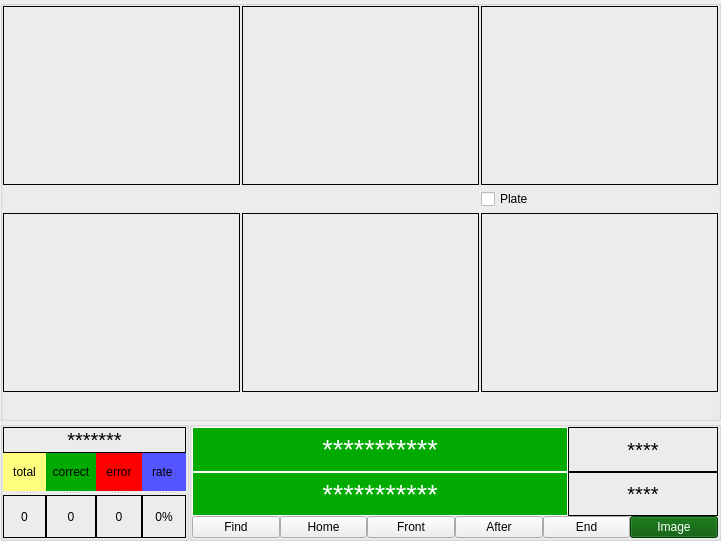
The window that MainUI/databasewidget.ui (519984307/Container_20191221) describes before a commit, drawn with Qt 5.
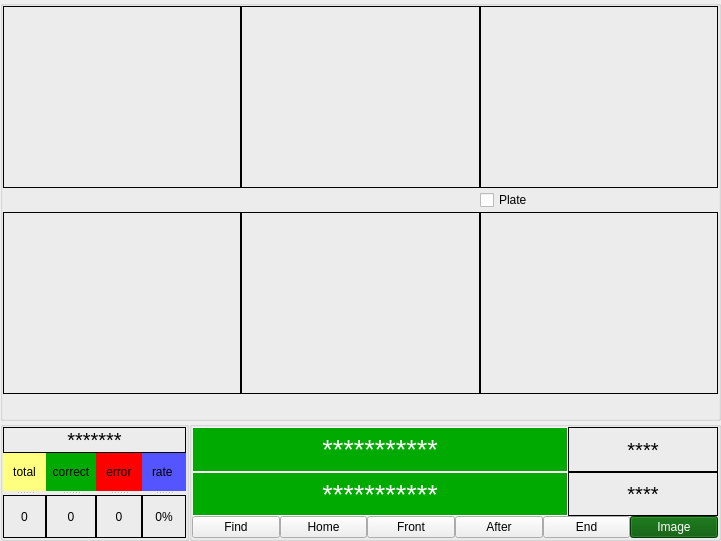
The same window after the commit. The open tabs and pages were chosen to show the change.

The edit to the form file:
```diff
--- a/MainUI/databasewidget.ui
+++ b/MainUI/databasewidget.ui
@@ -130,9 +130,14 @@
                <number>0</number>
               </property>
               <property name="spacing">
-               <number>2</number>
+               <number>0</number>
               </property>
               <item row="0" column="0">
+               <layout class="QVBoxLayout" name="verticalLayout_3">
+                <property name="spacing">
+                 <number>0</number>
+                </property>
+                <item>
                <widget class="QLabel" name="Img_LeftAfter_label">
                 <property name="sizePolicy">
                  <sizepolicy hsizetype="Expanding" vsizetype="Expanding">
@@ -151,7 +156,42 @@
                 </property>
                </widget>
               </item>
+                <item>
+                 <widget class="QLabel" name="label_29">
+                  <property name="sizePolicy">
+                   <sizepolicy hsizetype="Preferred" vsizetype="Fixed">
+                    <horstretch>0</horstretch>
+                    <verstretch>0</verstretch>
+                   </sizepolicy>
+                  </property>
+                  <property name="minimumSize">
+                   <size>
+                    <width>0</width>
+                    <height>24</height>
+                   </size>
+                  </property>
+                  <property name="maximumSize">
+                   <size>
+                    <width>16777215</width>
+                    <height>24</height>
+                   </size>
+                  </property>
+                  <property name="text">
+                   <string/>
+                  </property>
+                  <property name="alignment">
+                   <set>Qt::AlignCenter</set>
+                  </property>
+                 </widget>
+                </item>
+               </layout>
+              </item>
               <item row="0" column="1">
+               <layout class="QVBoxLayout" name="verticalLayout_7">
+                <property name="spacing">
+                 <number>0</number>
+                </property>
+                <item>
                <widget class="QLabel" name="Img_LeftFront_label">
                 <property name="sizePolicy">
                  <sizepolicy hsizetype="Expanding" vsizetype="Expanding">
@@ -170,7 +210,42 @@
                 </property>
                </widget>
               </item>
+                <item>
+                 <widget class="QLabel" name="label_30">
+                  <property name="sizePolicy">
+                   <sizepolicy hsizetype="Preferred" vsizetype="Fixed">
+                    <horstretch>0</horstretch>
+                    <verstretch>0</verstretch>
+                   </sizepolicy>
+                  </property>
+                  <property name="minimumSize">
+                   <size>
+                    <width>0</width>
+                    <height>24</height>
+                   </size>
+                  </property>
+                  <property name="maximumSize">
+                   <size>
+                    <width>16777215</width>
+                    <height>24</height>
+                   </size>
+                  </property>
+                  <property name="text">
+                   <string/>
+                  </property>
+                  <property name="alignment">
+                   <set>Qt::AlignCenter</set>
+                  </property>
+                 </widget>
+                </item>
+               </layout>
+              </item>
               <item row="0" column="2">
+               <layout class="QVBoxLayout" name="verticalLayout_8">
+                <property name="spacing">
+                 <number>0</number>
+                </property>
+                <item>
                <widget class="QStackedWidget" name="stackedWidget1">
                 <property name="sizePolicy">
                  <sizepolicy hsizetype="Expanding" vsizetype="Expanding">
@@ -271,74 +346,11 @@
                 </widget>
                </widget>
               </item>
-              <item row="1" column="0">
-               <widget class="QSplitter" name="splitter_6">
-                <property name="orientation">
-                 <enum>Qt::Horizontal</enum>
-                </property>
-                <widget class="QLabel" name="label_29">
-                 <property name="sizePolicy">
-                  <sizepolicy hsizetype="Preferred" vsizetype="Fixed">
-                   <horstretch>0</horstretch>
-                   <verstretch>0</verstretch>
-                  </sizepolicy>
-                 </property>
-                 <property name="minimumSize">
-                  <size>
-                   <width>0</width>
-                   <height>24</height>
-                  </size>
-                 </property>
-                 <property name="maximumSize">
-                  <size>
-                   <width>16777215</width>
-                   <height>24</height>
-                  </size>
-                 </property>
-                 <property name="text">
-                  <string/>
-                 </property>
-                 <property name="alignment">
-                  <set>Qt::AlignCenter</set>
-                 </property>
-                </widget>
-               </widget>
-              </item>
-              <item row="1" column="1">
-               <widget class="QSplitter" name="splitter_7">
-                <property name="orientation">
-                 <enum>Qt::Horizontal</enum>
-                </property>
-                <widget class="QLabel" name="label_30">
-                 <property name="sizePolicy">
-                  <sizepolicy hsizetype="Preferred" vsizetype="Fixed">
-                   <horstretch>0</horstretch>
-                   <verstretch>0</verstretch>
-                  </sizepolicy>
-                 </property>
-                 <property name="minimumSize">
-                  <size>
-                   <width>0</width>
-                   <height>24</height>
-                  </size>
-                 </property>
-                 <property name="maximumSize">
-                  <size>
-                   <width>16777215</width>
-                   <height>24</height>
-                  </size>
-                 </property>
-                 <property name="text">
-                  <string/>
-                 </property>
-                 <property name="alignment">
-                  <set>Qt::AlignCenter</set>
-                 </property>
-                </widget>
-               </widget>
-              </item>
-              <item row="1" column="2">
+                <item>
                <layout class="QHBoxLayout" name="horizontalLayout_2">
+                  <property name="spacing">
+                   <number>0</number>
+                  </property>
                 <item>
                  <widget class="QCheckBox" name="checkBox">
                   <property name="sizePolicy">
@@ -394,7 +406,14 @@
                 </item>
                </layout>
               </item>
-              <item row="2" column="0">
+               </layout>
+              </item>
+              <item row="1" column="0">
+               <layout class="QVBoxLayout" name="verticalLayout_4">
+                <property name="spacing">
+                 <number>0</number>
+                </property>
+                <item>
                <widget class="QLabel" name="Img_After_label">
                 <property name="sizePolicy">
                  <sizepolicy hsizetype="Expanding" vsizetype="Expanding">
@@ -413,49 +432,7 @@
                 </property>
                </widget>
               </item>
-              <item row="2" column="1">
-               <widget class="QLabel" name="Img_RightAfter_label">
-                <property name="sizePolicy">
-                 <sizepolicy hsizetype="Expanding" vsizetype="Expanding">
-                  <horstretch>0</horstretch>
-                  <verstretch>0</verstretch>
-                 </sizepolicy>
-                </property>
-                <property name="frameShape">
-                 <enum>QFrame::Panel</enum>
-                </property>
-                <property name="text">
-                 <string/>
-                </property>
-                <property name="scaledContents">
-                 <bool>true</bool>
-                </property>
-               </widget>
-              </item>
-              <item row="2" column="2">
-               <widget class="QLabel" name="Img_RightFront_label">
-                <property name="sizePolicy">
-                 <sizepolicy hsizetype="Expanding" vsizetype="Expanding">
-                  <horstretch>0</horstretch>
-                  <verstretch>0</verstretch>
-                 </sizepolicy>
-                </property>
-                <property name="frameShape">
-                 <enum>QFrame::Panel</enum>
-                </property>
-                <property name="text">
-                 <string/>
-                </property>
-                <property name="scaledContents">
-                 <bool>true</bool>
-                </property>
-               </widget>
-              </item>
-              <item row="3" column="0">
-               <widget class="QSplitter" name="splitter_8">
-                <property name="orientation">
-                 <enum>Qt::Horizontal</enum>
-                </property>
+                <item>
                 <widget class="QLabel" name="label_32">
                  <property name="sizePolicy">
                   <sizepolicy hsizetype="Preferred" vsizetype="Fixed">
@@ -482,13 +459,34 @@
                   <set>Qt::AlignCenter</set>
                  </property>
                 </widget>
-               </widget>
-              </item>
-              <item row="3" column="1">
-               <widget class="QSplitter" name="splitter_9">
-                <property name="orientation">
-                 <enum>Qt::Horizontal</enum>
-                </property>
+                </item>
+               </layout>
+              </item>
+              <item row="1" column="1">
+               <layout class="QVBoxLayout" name="verticalLayout_5">
+                <property name="spacing">
+                 <number>0</number>
+                </property>
+                <item>
+                 <widget class="QLabel" name="Img_RightAfter_label">
+                  <property name="sizePolicy">
+                   <sizepolicy hsizetype="Expanding" vsizetype="Expanding">
+                    <horstretch>0</horstretch>
+                    <verstretch>0</verstretch>
+                   </sizepolicy>
+                  </property>
+                  <property name="frameShape">
+                   <enum>QFrame::Panel</enum>
+                  </property>
+                  <property name="text">
+                   <string/>
+                  </property>
+                  <property name="scaledContents">
+                   <bool>true</bool>
+                  </property>
+                 </widget>
+                </item>
+                <item>
                 <widget class="QLabel" name="label_33">
                  <property name="sizePolicy">
                   <sizepolicy hsizetype="Preferred" vsizetype="Fixed">
@@ -515,13 +513,34 @@
                   <set>Qt::AlignCenter</set>
                  </property>
                 </widget>
-               </widget>
-              </item>
-              <item row="3" column="2">
-               <widget class="QSplitter" name="splitter_10">
-                <property name="orientation">
-                 <enum>Qt::Horizontal</enum>
-                </property>
+                </item>
+               </layout>
+              </item>
+              <item row="1" column="2">
+               <layout class="QVBoxLayout" name="verticalLayout_6">
+                <property name="spacing">
+                 <number>0</number>
+                </property>
+                <item>
+                 <widget class="QLabel" name="Img_RightFront_label">
+                  <property name="sizePolicy">
+                   <sizepolicy hsizetype="Expanding" vsizetype="Expanding">
+                    <horstretch>0</horstretch>
+                    <verstretch>0</verstretch>
+                   </sizepolicy>
+                  </property>
+                  <property name="frameShape">
+                   <enum>QFrame::Panel</enum>
+                  </property>
+                  <property name="text">
+                   <string/>
+                  </property>
+                  <property name="scaledContents">
+                   <bool>true</bool>
+                  </property>
+                 </widget>
+                </item>
+                <item>
                 <widget class="QLabel" name="label_34">
                  <property name="sizePolicy">
                   <sizepolicy hsizetype="Preferred" vsizetype="Fixed">
@@ -548,7 +567,8 @@
                   <set>Qt::AlignCenter</set>
                  </property>
                 </widget>
-               </widget>
+                </item>
+               </layout>
               </item>
              </layout>
             </widget>
```
Left out of the diff: 178 changed lines with no effect on the pictures. Lines whose indentation alone changed are shown as unchanged.
